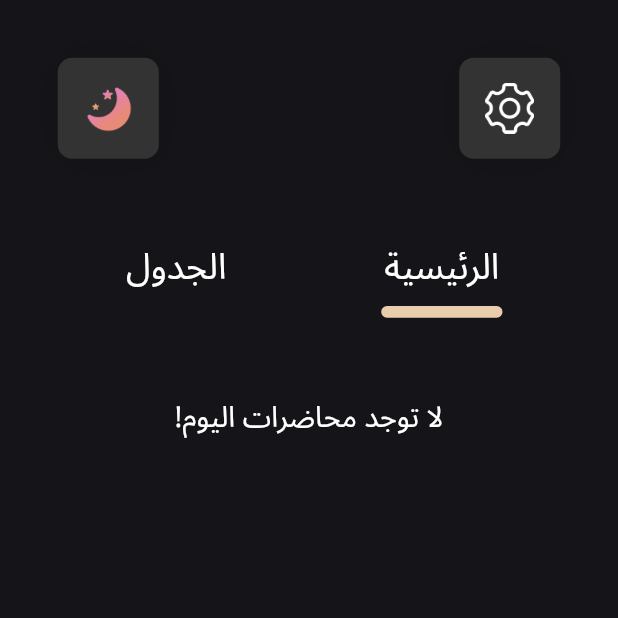
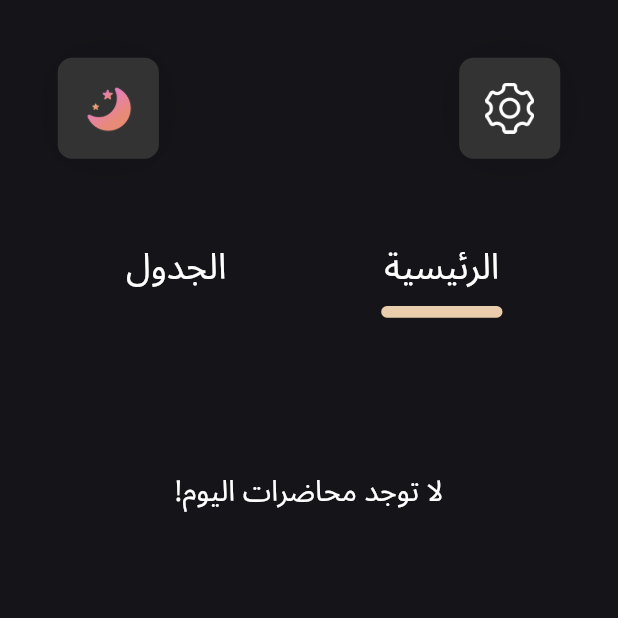
Before and after one commit to noboike/schedule-app-project, a Flutter app: the screen it shows after launch, on a phone screen of 412 x 824 dp, the top half of it. Run offline on Flutter 3.47's test engine with Material 2 defaults, Android fonts, the phone set to English and light mode, and no system bars; our stand-ins replace flutter_svg, shared_preferences.

Commit message:
changed no lectures text postion

```diff
--- a/lib/homePage.dart
+++ b/lib/homePage.dart
@@ -15,7 +15,7 @@ class homePage extends StatelessWidget {
           visible: !context.watch<glob>().nolec_hidden,
           child: Container(
             width: MediaQuery.of(context).size.width - (80 * ratio),
-            margin: EdgeInsets.only(top: 49 * ratio, bottom: 20 * ratio),
+            margin: EdgeInsets.only(top: 100 * ratio, bottom: 20 * ratio),
             child: Text(
               context.watch<glob>().app_language == 'arabic'
                   ? 'لا توجد محاضرات اليوم!'
```
